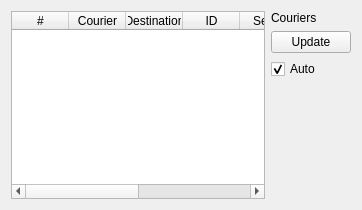
Before: the Qt Designer form integration/v2/src/libs/libdebug/widgets/debug/ui/CouriersDebugWidget.ui in mrdeveloperdude/OctoMY, drawn with Qt 5.
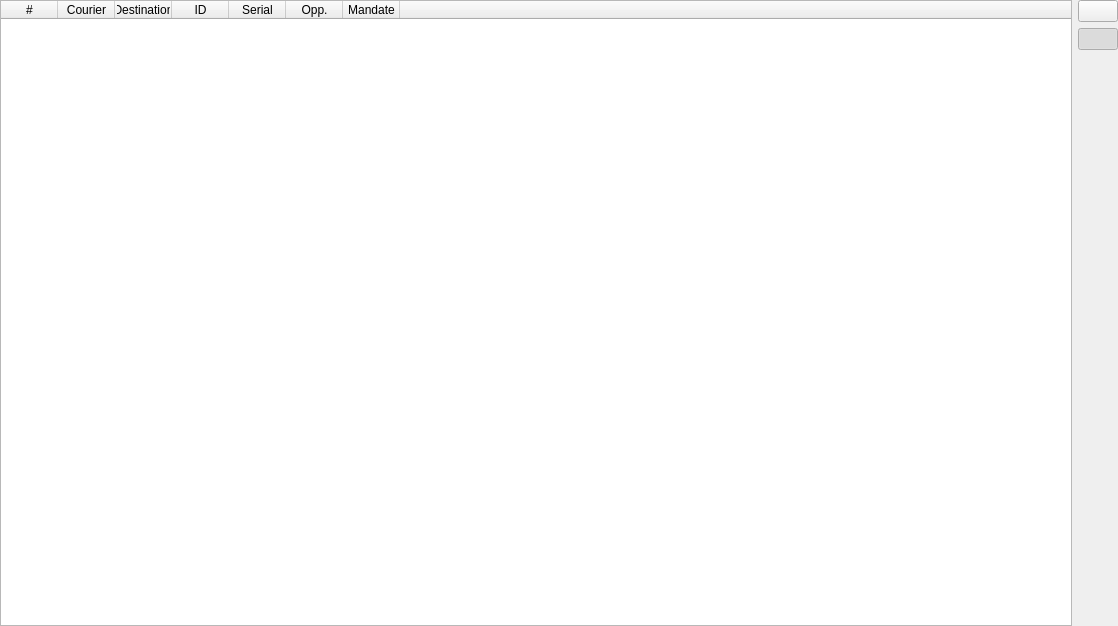
After: the same form once the commit is applied. Icons and pictures are not drawn.

Commit message: Updated lists in debugger to use icons on update buttons

Patch:
```diff
--- a/integration/v2/src/libs/libdebug/widgets/debug/ui/CouriersDebugWidget.ui
+++ b/integration/v2/src/libs/libdebug/widgets/debug/ui/CouriersDebugWidget.ui
@@ -6,8 +6,8 @@
    <rect>
     <x>0</x>
     <y>0</y>
-    <width>362</width>
-    <height>210</height>
+    <width>1118</width>
+    <height>626</height>
    </rect>
   </property>
   <property name="sizePolicy">
@@ -20,6 +20,18 @@
    <string>Form</string>
   </property>
   <layout class="QHBoxLayout" name="horizontalLayout">
+   <property name="leftMargin">
+    <number>0</number>
+   </property>
+   <property name="topMargin">
+    <number>0</number>
+   </property>
+   <property name="rightMargin">
+    <number>0</number>
+   </property>
+   <property name="bottomMargin">
+    <number>0</number>
+   </property>
    <item>
     <widget class="QTableWidget" name="tableWidgetCouriers">
      <property name="enabled">
@@ -96,30 +108,40 @@
    </item>
    <item>
     <layout class="QVBoxLayout" name="verticalLayout">
-     <item>
-      <widget class="QLabel" name="label">
-       <property name="sizePolicy">
-        <sizepolicy hsizetype="Minimum" vsizetype="Minimum">
-         <horstretch>0</horstretch>
-         <verstretch>0</verstretch>
-        </sizepolicy>
-       </property>
-       <property name="text">
-        <string>Couriers</string>
-       </property>
-      </widget>
-     </item>
      <item>
       <widget class="QPushButton" name="pushButtonUpdate">
        <property name="text">
-        <string>Update</string>
+        <string/>
+       </property>
+       <property name="icon">
+        <iconset resource="../../../../libres/resources/icons.qrc">
+         <normaloff>:/icons/update_once.svg</normaloff>:/icons/update_once.svg</iconset>
+       </property>
+       <property name="iconSize">
+        <size>
+         <width>32</width>
+         <height>32</height>
+        </size>
        </property>
       </widget>
      </item>
      <item>
-      <widget class="QCheckBox" name="checkBoxUpdateRealtime">
+      <widget class="QPushButton" name="pushButtonUpdateRealtime">
        <property name="text">
-        <string>Auto</string>
+        <string/>
+       </property>
+       <property name="icon">
+        <iconset resource="../../../../libres/resources/icons.qrc">
+         <normaloff>:/icons/update_auto.svg</normaloff>:/icons/update_auto.svg</iconset>
+       </property>
+       <property name="iconSize">
+        <size>
+         <width>32</width>
+         <height>32</height>
+        </size>
+       </property>
+       <property name="checkable">
+        <bool>true</bool>
        </property>
        <property name="checked">
         <bool>true</bool>
```
Left out of the diff: 4 changed lines with no effect on the pictures. The commit also changes 7 other files.
